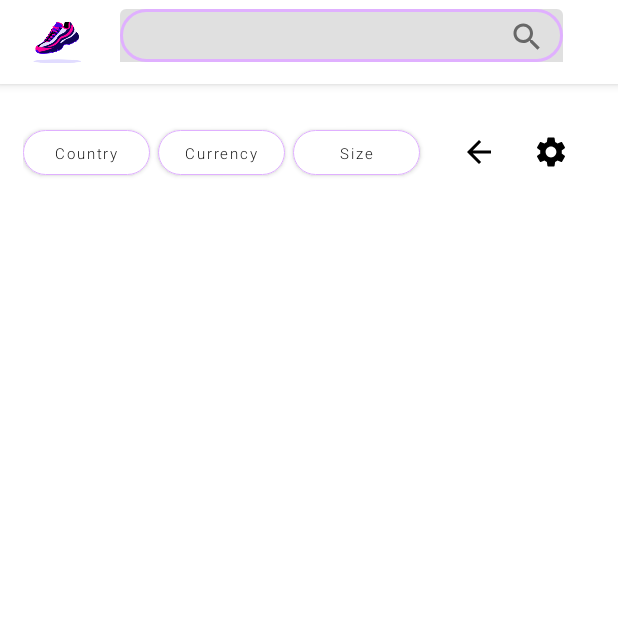
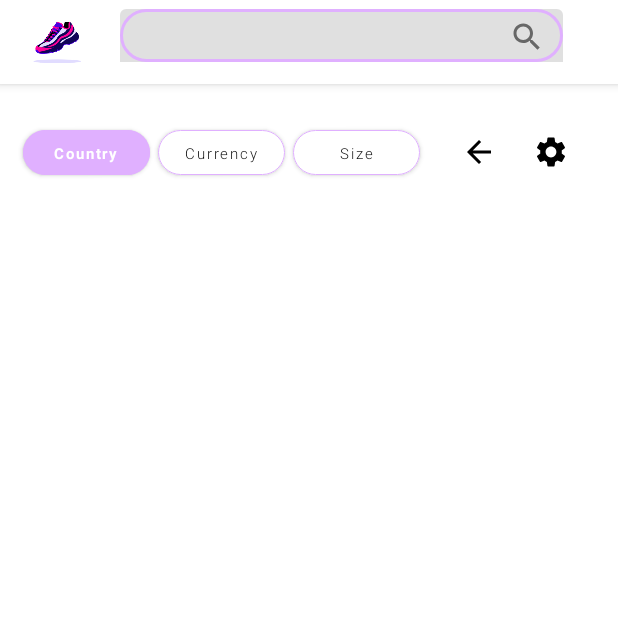
Before and after one commit to davidakinsanya/StockXSteals, an Android app built with Jetpack Compose: the screen it shows after launch (MainActivity), after a tap on "Country", on a phone screen of 412 x 824 dp, the top half of it. Run offline under Robolectric (Android 15) with nearby library versions, the phone set to English and light mode, and no system bars; our stand-ins replace accompanist; pictures from the network do not load.

Commit message:
Adding chip buttons and refactoring and restyling.

```diff
--- a/app/app/src/main/java/com/stockxsteals/app/view/compnents/search/SearchSplashScreens.kt
+++ b/app/app/src/main/java/com/stockxsteals/app/view/compnents/search/SearchSplashScreens.kt
@@ -3,14 +3,14 @@ package com.stockxsteals.app.view.compnents.search
 import android.annotation.SuppressLint
 import androidx.compose.foundation.BorderStroke
 import androidx.compose.foundation.layout.*
-import androidx.compose.foundation.lazy.LazyRow
-import androidx.compose.foundation.lazy.items
 import androidx.compose.foundation.shape.RoundedCornerShape
 import androidx.compose.material.*
 import androidx.compose.material.icons.Icons
 import androidx.compose.material.icons.filled.ArrowBack
 import androidx.compose.material.icons.filled.Settings
 import androidx.compose.runtime.Composable
+import androidx.compose.runtime.mutableStateOf
+import androidx.compose.runtime.remember
 import androidx.compose.ui.Modifier
 import androidx.compose.ui.graphics.Color
 import androidx.compose.ui.platform.LocalFocusManager
@@ -19,64 +19,39 @@ import androidx.compose.ui.unit.dp
 import androidx.compose.ui.unit.sp
 import androidx.navigation.NavHostController
 import com.stockxsteals.app.model.SearchWithFilters
-import com.stockxsteals.app.navigation.AppScreens
 
 @SuppressLint("UnusedMaterialScaffoldPaddingParameter")
 @Composable
 fun SearchScreen(navController: NavHostController) {
-
-  val screens = listOf(
-    AppScreens.SearchByCode.route,
-    AppScreens.SearchBySlug.route
-  )
-  val buttons = listOf(
-    "Country",
-    "Currency",
-    "Size",
-    "Settings"
-  )
   Scaffold() {
     Column(
       modifier = Modifier
         .padding(top = 30.dp)
     ) {
 
-      LazyRow(modifier = Modifier
+      val selected = remember { mutableStateOf("") }
+      Row(modifier = Modifier
         .height(30.dp)
         .padding(start = 15.dp, end = 10.dp)
         .fillMaxWidth()) {
 
-        items(buttons) { button ->
-          if (button != "Settings") {
-            Button(modifier = Modifier
-              .width(90.dp)
-              .padding(end = 5.dp),
-              border = BorderStroke(0.5.dp, color = Color(224, 176, 255)),
-              shape = RoundedCornerShape(50.dp),
-              colors = ButtonDefaults.buttonColors(
-                backgroundColor = Color.White
-              ),
-              onClick = {
-                val searchWithFilters = SearchWithFilters("", "", "", "", 0.0)
-
-                when (button) {
-                  "Country" -> {
-
+        val chipList = listOf("Country", "Currency", "Size")
+        chipList.forEach { it ->
+          FilterButtons(button = it,
+                        selected = selected.value,
+                        onSelected = {
+                          selected.value = it
+                        })
         }
-                  "Currency" -> {
-
+        SearchPageButtons(navController = navController)
         }
-                  "Size" -> {
-
+      }
+      DisplayExampleMessage(navController = navController)
     }
   }
 
-              }) {
-
-              Text(text = button, fontSize = 10.sp, fontWeight = FontWeight.Light)
-            }
-
-          } else {
+@Composable
+fun SearchPageButtons(navController: NavHostController) {
   val focusManager = LocalFocusManager.current
 
   Row(modifier = Modifier.padding(start = 10.dp)) {
@@ -97,9 +72,49 @@ fun SearchScreen(navController: NavHostController) {
     }
   }
 }
+
+
+@Composable
+fun  FilterButtons(button: String,
+                   selected: String,
+                   onSelected: (String) -> Unit) {
+
+  val isSelected = selected == button
+  val mauve = Color(224, 176, 255)
+  val bgColor = if (isSelected) mauve else Color.White
+  val textColor = if (isSelected) Color.White else Color.Black
+  val fontWeight  = if (isSelected) FontWeight.Bold else FontWeight.Light
+
+  Button(modifier = Modifier
+    .width(90.dp)
+    .padding(end = 5.dp),
+    border = BorderStroke(0.5.dp, color = Color(224, 176, 255)),
+    shape = RoundedCornerShape(50.dp),
+    colors = ButtonDefaults.buttonColors(
+      backgroundColor = bgColor
+    ),
+    onClick = {
+      val searchWithFilters = SearchWithFilters("", "", "", "", 0.0)
+      onSelected(button)
+
+      when (button) {
+        "Country" -> {
+
+        }
+        "Currency" -> {
+
+
+        }
+        "Size" -> {
+
         }
       }
-      DisplayExampleMessage(navController = navController)
+
+    }) {
+
+    Text(text = button,
+      fontSize = 10.sp,
+      fontWeight = fontWeight,
+      color = textColor)
   }
 }
-}
```
Also changed, not shown: app/app/src/main/java/com/stockxsteals/app/utils/CustomText.kt (added, +69 -0 lines), app/app/src/main/java/com/stockxsteals/app/view/compnents/search/ExampleInputComponent.kt (+12 -20 lines). Lines whose indentation alone changed are shown as unchanged.
